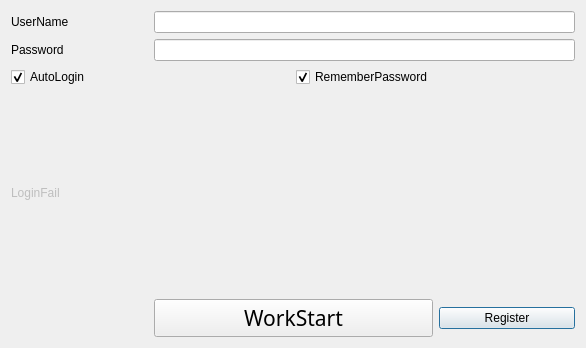
This is obs/forms/OBSBasicLogin.ui in 5455945/obs-studio as Qt 5 draws it before an edit. The edited form follows.
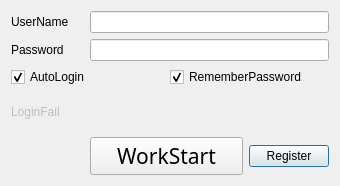
This is the edited form. Icons and pictures are not drawn.

Commit message: #0034 1.1.29版本 修改登陆按钮大小，调整安装时关闭运行进程策略。

Diff of the .ui file:
```diff
--- a/obs/forms/OBSBasicLogin.ui
+++ b/obs/forms/OBSBasicLogin.ui
@@ -6,8 +6,8 @@
    <rect>
     <x>0</x>
     <y>0</y>
-    <width>586</width>
-    <height>348</height>
+    <width>340</width>
+    <height>186</height>
    </rect>
   </property>
   <property name="minimumSize">
```
The commit also changes 4 other files.
